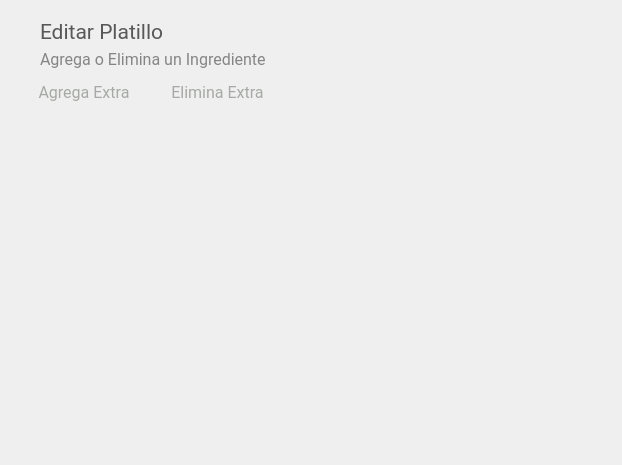
This is El-Patio/mesero/mesero_editar_platillo.ui in MrDanielG/IHC-ElPatio as Qt 5 draws it before an edit. The edited form follows.
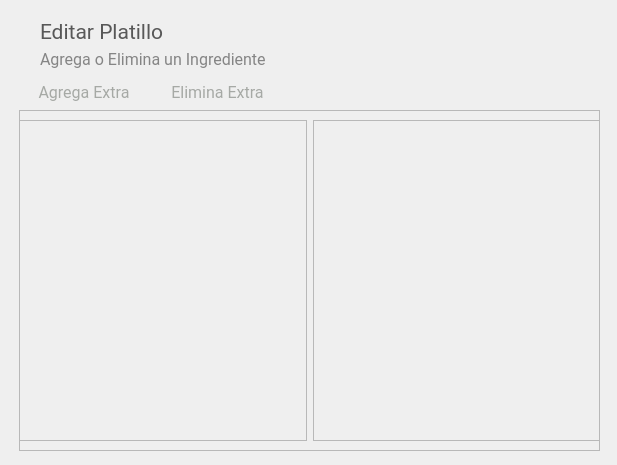
This is the edited form.

Patch:
```diff
--- a/El-Patio/mesero/mesero_editar_platillo.ui
+++ b/El-Patio/mesero/mesero_editar_platillo.ui
@@ -6,25 +6,13 @@
    <rect>
     <x>0</x>
     <y>0</y>
-    <width>622</width>
+    <width>617</width>
     <height>465</height>
    </rect>
   </property>
   <property name="windowTitle">
    <string>Dialog</string>
   </property>
-  <widget class="QStackedWidget" name="stackedWidget">
-   <property name="geometry">
-    <rect>
-     <x>39</x>
-     <y>109</y>
-     <width>541</width>
-     <height>321</height>
-    </rect>
-   </property>
-   <widget class="QWidget" name="page"/>
-   <widget class="QWidget" name="page_2"/>
-  </widget>
   <widget class="QLabel" name="lblTitulo">
    <property name="geometry">
     <rect>
@@ -147,6 +135,146 @@
     </item>
    </layout>
   </widget>
+  <widget class="QFrame" name="frame">
+   <property name="geometry">
+    <rect>
+     <x>19</x>
+     <y>110</y>
+     <width>581</width>
+     <height>341</height>
+    </rect>
+   </property>
+   <property name="frameShape">
+    <enum>QFrame::StyledPanel</enum>
+   </property>
+   <property name="frameShadow">
+    <enum>QFrame::Raised</enum>
+   </property>
+   <widget class="QWidget" name="">
+    <property name="geometry">
+     <rect>
+      <x>0</x>
+      <y>10</y>
+      <width>581</width>
+      <height>321</height>
+     </rect>
+    </property>
+    <layout class="QHBoxLayout" name="horizontalLayout">
+     <item>
+      <widget class="QScrollArea" name="scrollArea">
+       <property name="minimumSize">
+        <size>
+         <width>0</width>
+         <height>0</height>
+        </size>
+       </property>
+       <property name="cursor" stdset="0">
+        <cursorShape>ArrowCursor</cursorShape>
+       </property>
+       <property name="mouseTracking">
+        <bool>false</bool>
+       </property>
+       <property name="styleSheet">
+        <string notr="true"/>
+       </property>
+       <property name="verticalScrollBarPolicy">
+        <enum>Qt::ScrollBarAsNeeded</enum>
+       </property>
+       <property name="horizontalScrollBarPolicy">
+        <enum>Qt::ScrollBarAlwaysOff</enum>
+       </property>
+       <property name="sizeAdjustPolicy">
+        <enum>QAbstractScrollArea::AdjustToContents</enum>
+       </property>
+       <property name="widgetResizable">
+        <bool>true</bool>
+       </property>
+       <widget class="QWidget" name="scrollareaalbum">
+        <property name="geometry">
+         <rect>
+          <x>0</x>
+          <y>0</y>
+          <width>285</width>
+          <height>317</height>
+         </rect>
+        </property>
+        <property name="cursor">
+         <cursorShape>PointingHandCursor</cursorShape>
+        </property>
+        <property name="autoFillBackground">
+         <bool>true</bool>
+        </property>
+        <layout class="QGridLayout" name="gridLayout_2">
+         <item row="0" column="0">
+          <layout class="QGridLayout" name="gridLayout">
+           <property name="sizeConstraint">
+            <enum>QLayout::SetMaximumSize</enum>
+           </property>
+          </layout>
+         </item>
+        </layout>
+       </widget>
+      </widget>
+     </item>
+     <item>
+      <widget class="QScrollArea" name="scrollArea_2">
+       <property name="minimumSize">
+        <size>
+         <width>0</width>
+         <height>0</height>
+        </size>
+       </property>
+       <property name="cursor" stdset="0">
+        <cursorShape>ArrowCursor</cursorShape>
+       </property>
+       <property name="mouseTracking">
+        <bool>false</bool>
+       </property>
+       <property name="styleSheet">
+        <string notr="true"/>
+       </property>
+       <property name="verticalScrollBarPolicy">
+        <enum>Qt::ScrollBarAsNeeded</enum>
+       </property>
+       <property name="horizontalScrollBarPolicy">
+        <enum>Qt::ScrollBarAlwaysOff</enum>
+       </property>
+       <property name="sizeAdjustPolicy">
+        <enum>QAbstractScrollArea::AdjustToContents</enum>
+       </property>
+       <property name="widgetResizable">
+        <bool>true</bool>
+       </property>
+       <widget class="QWidget" name="scrollareaalbum_2">
+        <property name="geometry">
+         <rect>
+          <x>0</x>
+          <y>0</y>
+          <width>284</width>
+          <height>317</height>
+         </rect>
+        </property>
+        <property name="cursor">
+         <cursorShape>PointingHandCursor</cursorShape>
+        </property>
+        <property name="autoFillBackground">
+         <bool>true</bool>
+        </property>
+        <layout class="QGridLayout" name="gridLayout_3">
+         <item row="0" column="0">
+          <layout class="QGridLayout" name="gridLayoutExtras">
+           <property name="sizeConstraint">
+            <enum>QLayout::SetMaximumSize</enum>
+           </property>
+          </layout>
+         </item>
+        </layout>
+       </widget>
+      </widget>
+     </item>
+    </layout>
+   </widget>
+  </widget>
  </widget>
  <resources/>
  <connections/>
```
